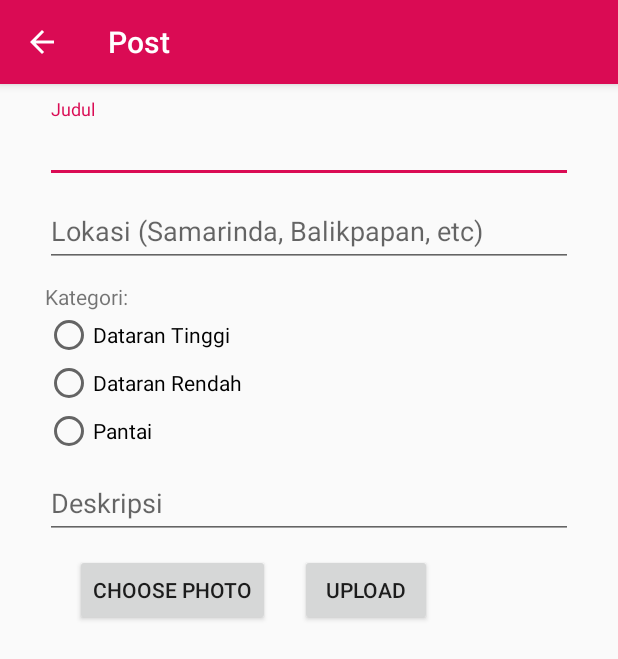
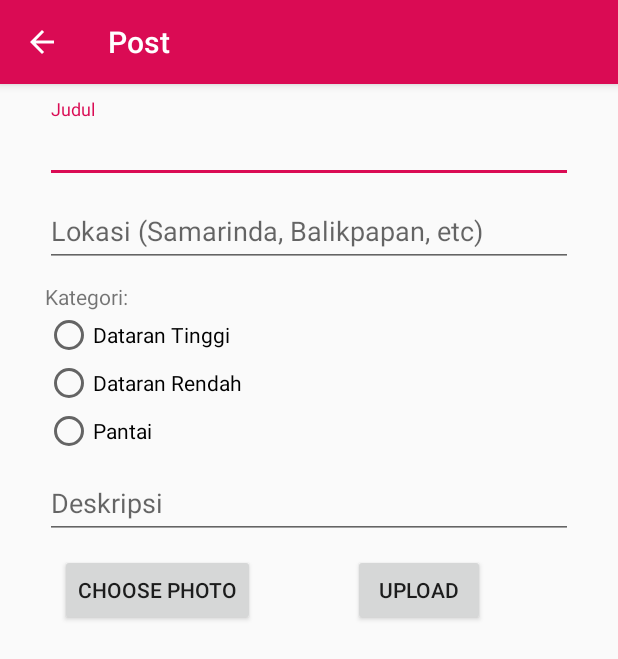
Before and after one commit to myoganugraha/forGITS, an Android app: the Posting screen opened directly, with no data from a screen before it, on a phone screen of 412 x 824 dp. Shown: the top 659 px of the screen. Run offline under Robolectric (Android 15) with nearby library versions, the phone set to English and light mode, and no system bars.

Commit message:
update class posting

```diff
--- a/app/src/main/java/itk/myoganugraha/soalgits/MainActivity.java
+++ b/app/src/main/java/itk/myoganugraha/soalgits/MainActivity.java
@@ -56,6 +56,7 @@ public class MainActivity extends AppCompatActivity {
         switch (item.getItemId()) {
             case R.id.logout:
                 sharedPrefManager.saveSPBoolean(SharedPrefManager.SP_SUDAH_LOGIN, false);
+                Toast.makeText(mContext, "You've Been Logout", Toast.LENGTH_SHORT).show();
                 startActivity(new Intent(mContext, Login.class)
                         .addFlags(Intent.FLAG_ACTIVITY_CLEAR_TOP | Intent.FLAG_ACTIVITY_NEW_TASK));
                 finish();
--- a/app/src/main/res/layout/activity_posting.xml
+++ b/app/src/main/res/layout/activity_posting.xml
@@ -107,7 +107,7 @@
                 android:layout_width="wrap_content"
                 android:layout_height="wrap_content"
                 android:layout_gravity="left"
-                android:layout_marginStart="20dp"
+                android:layout_marginStart="10dp"
                 android:text="Choose Photo" />
 
             <Button
@@ -115,8 +115,7 @@
                 android:layout_width="wrap_content"
                 android:layout_height="wrap_content"
                 android:layout_gravity="right"
-                android:layout_marginEnd="20dp"
-                android:layout_marginStart="20dp"
+                android:layout_marginStart="65dp"
                 android:text="Upload" />
         </LinearLayout>
 
@@ -124,9 +123,9 @@
 
         <ImageView
             android:id="@+id/img_thumb"
-            android:layout_width="match_parent"
-            android:layout_height="match_parent"
-            android:scaleType="matrix"
+            android:layout_width="320dp"
+            android:layout_height="240dp"
+            android:scaleType="centerInside"
             android:layout_marginStart="20dp"
             android:layout_marginEnd="20dp"/>
 
```
